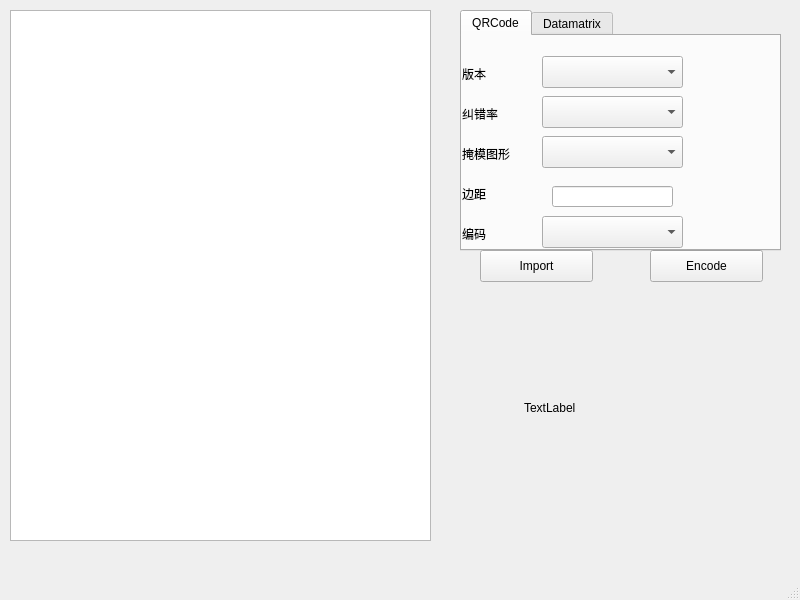
Qt form mainwindow.ui (paipeng/cp-barcode-encoder) before a commit.
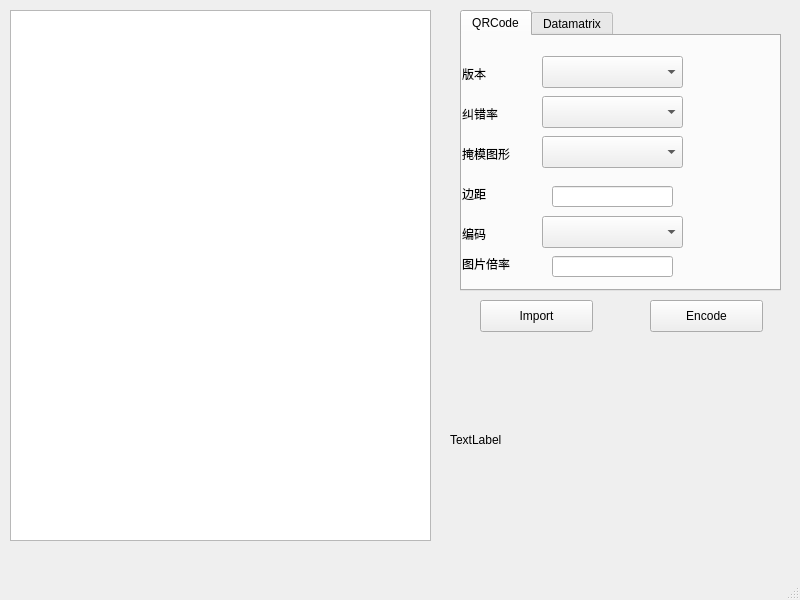
The same form after that commit.

Commit message: add size factor

```diff
--- a/mainwindow.ui
+++ b/mainwindow.ui
@@ -17,10 +17,10 @@
    <widget class="QLabel" name="barcodeLabel">
     <property name="geometry">
      <rect>
-      <x>524</x>
-      <y>280</y>
-      <width>255</width>
-      <height>255</height>
+      <x>450</x>
+      <y>340</y>
+      <width>200</width>
+      <height>200</height>
      </rect>
     </property>
     <property name="text">
@@ -31,7 +31,7 @@
     <property name="geometry">
      <rect>
       <x>650</x>
-      <y>250</y>
+      <y>300</y>
       <width>113</width>
       <height>32</height>
      </rect>
@@ -46,7 +46,7 @@
       <x>460</x>
       <y>10</y>
       <width>321</width>
-      <height>241</height>
+      <height>281</height>
      </rect>
     </property>
     <property name="currentIndex">
@@ -171,6 +171,29 @@
        </rect>
       </property>
      </widget>
+     <widget class="QLabel" name="label_6">
+      <property name="geometry">
+       <rect>
+        <x>0</x>
+        <y>220</y>
+        <width>60</width>
+        <height>16</height>
+       </rect>
+      </property>
+      <property name="text">
+       <string>图片倍率</string>
+      </property>
+     </widget>
+     <widget class="QLineEdit" name="qrcodeSizeFactorLineEdit">
+      <property name="geometry">
+       <rect>
+        <x>90</x>
+        <y>220</y>
+        <width>121</width>
+        <height>21</height>
+       </rect>
+      </property>
+     </widget>
     </widget>
     <widget class="QWidget" name="datamatrixTab">
      <attribute name="title">
@@ -192,7 +215,7 @@
     <property name="geometry">
      <rect>
       <x>480</x>
-      <y>250</y>
+      <y>300</y>
       <width>113</width>
       <height>32</height>
      </rect>
```
Left out of the diff: 13 changed lines with no effect on the pictures. The commit also changes 1 other file.
